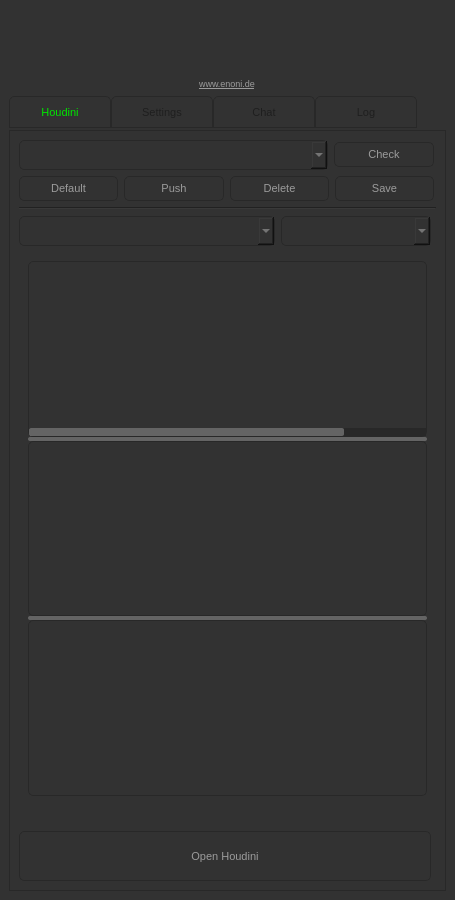
Above: UI/ns_Startup.ui from prateekfxtd/ns_Startup before the change. Below: the same form after it.
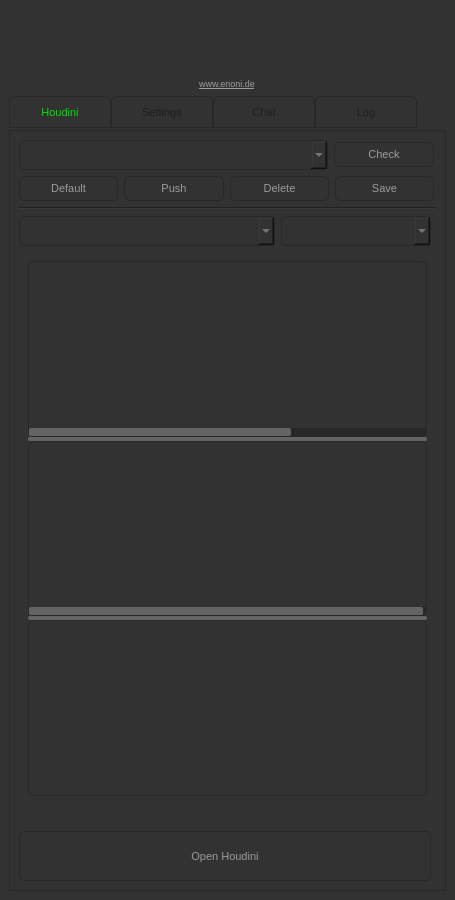
That is the form after the change. Icons and pictures are not drawn.

```diff
--- a/UI/ns_Startup.ui
+++ b/UI/ns_Startup.ui
@@ -750,6 +750,11 @@
                         <string>Path</string>
                        </property>
                       </column>
+                      <column>
+                       <property name="text">
+                        <string>Install</string>
+                       </property>
+                      </column>
                      </widget>
                      <widget class="QTableWidget" name="listWidget_workgroup">
                       <property name="styleSheet">
@@ -836,6 +841,11 @@
                         <string>Path</string>
                        </property>
                       </column>
+                      <column>
+                       <property name="text">
+                        <string>Install</string>
+                       </property>
+                      </column>
                      </widget>
                      <widget class="QTextEdit" name="textEdit_addParameters">
                       <property name="maximumSize">
```
